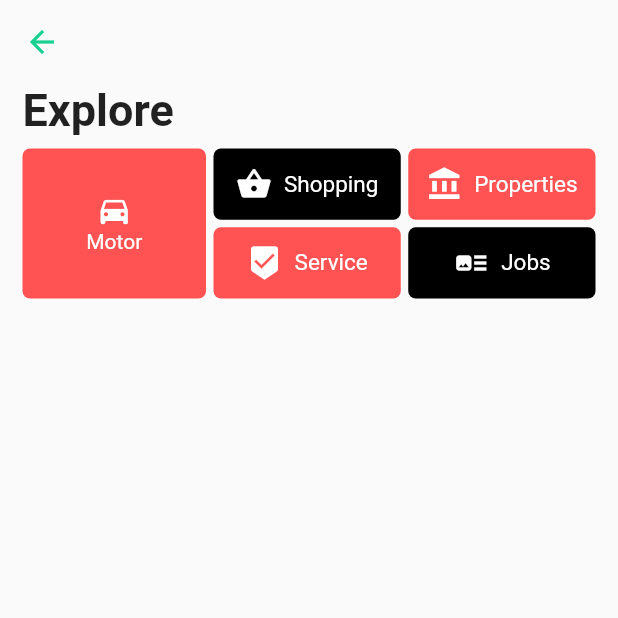
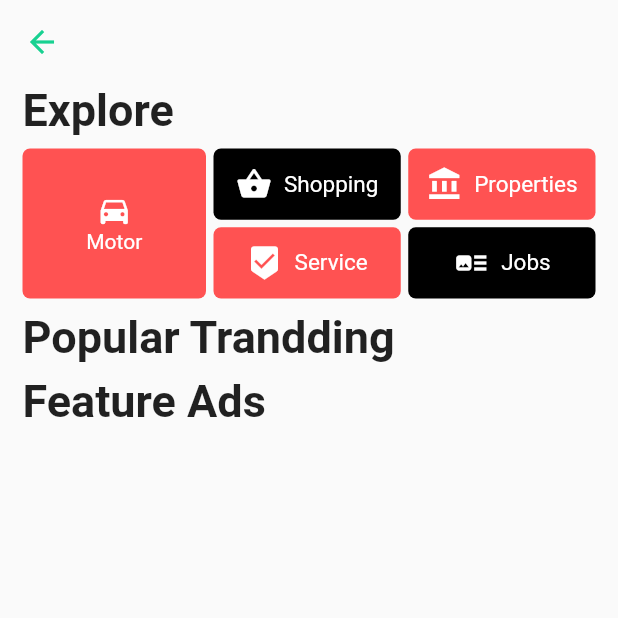
Before and after one commit to 3112Forever/Flutter_UI_Tranning_2, a Flutter app: the HomePage screen opened directly, on a phone screen of 412 x 824 dp, the top half of it. Run offline on Flutter 3.47's test engine with Material 2 defaults, Android fonts, the phone set to English and light mode, and no system bars.

Commit message:
Add The Popular Trending and Feature Add

```diff
--- /dev/null
+++ b/lib/Motor.dart
@@ -0,0 +1,9 @@
+import 'home.dart';
+import 'package:flutter/material.dart';
+
+class MotorView extends StatelessWidget {
+  @override
+  Widget build(BuildContext context) {
+    return Container();
+  }
+}
--- a/lib/home.dart
+++ b/lib/home.dart
@@ -1,4 +1,5 @@
 import 'package:flutter/material.dart';
+import 'package:flutter_ui_test/Motor.dart';
 
 class HomePage extends StatefulWidget {
   @override
@@ -54,6 +55,10 @@ class _MainContentState extends State<MainContent> {
                     new Expanded(
                         child: Padding(
                           padding: const EdgeInsets.only(right:5.0),
+                          child: GestureDetector(
+                            onTap: (){
+                              Navigator.push(context, MaterialPageRoute(builder: (context)=>MotorView()));
+                            },
                             child: new Container(
                       height: 100.0,
                       decoration: new BoxDecoration(
@@ -66,6 +71,7 @@ class _MainContentState extends State<MainContent> {
                               new Text("Motor",
                                   style: TextStyle(color: Colors.white))
                             ],
+                      ),
                     ),
                           ),
                         )),
@@ -185,10 +191,64 @@ class _MainContentState extends State<MainContent> {
                         )),
                   ],
                 ),
+
+
+
+              ],
+
+
+
+            ),
+
+
+
+
+          ),
+
+        ),
+
+        // New Row Start............................................
+
+        Padding(
+          padding: const EdgeInsets.symmetric(horizontal:15.0),
+          child: Padding(
+            padding: const EdgeInsets.only(top:8.0),
+            child: new Row(
+              children: <Widget>[
+                new Text(
+                  "Popular Trandding",
+                  style: TextStyle(fontSize: 30.0,fontWeight: FontWeight.bold),
+                  textAlign: TextAlign.left,
+                ),
               ],
             ),
           ),
-        )
+        ),
+
+
+
+
+
+        // New Row Srart..........................
+
+        Padding(
+          padding: const EdgeInsets.symmetric(horizontal:15.0),
+          child: Padding(
+            padding: const EdgeInsets.only(top:8.0),
+            child: new Row(
+              children: <Widget>[
+                new Text(
+                  "Feature Ads",
+                  style: TextStyle(fontSize: 30.0,fontWeight: FontWeight.bold),
+                  textAlign: TextAlign.left,
+                ),
+              ],
+            ),
+          ),
+        ),
+
+
+
       ],
     );
   }
```
Lines whose indentation alone changed are shown as unchanged.
